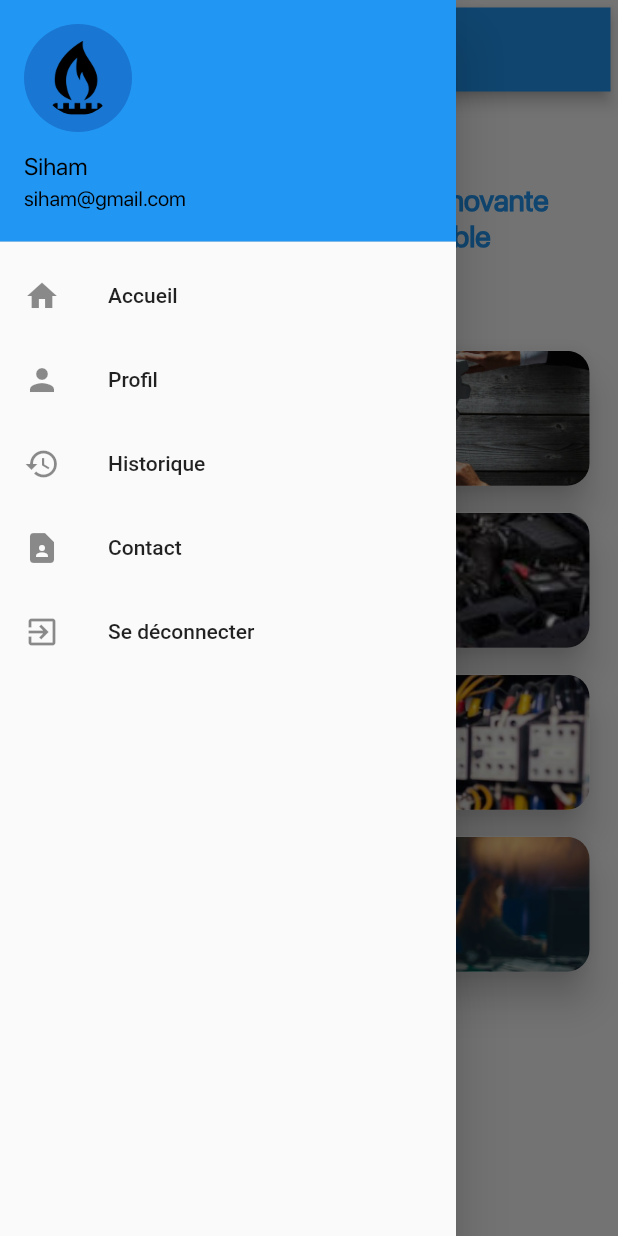
After one commit to AkuDevv/gas-leak-safety, a Flutter app: the HomePage screen opened directly, with the side drawer open, on a phone screen of 412 x 824 dp. The commit adds this screen. Run offline on Flutter 3.47's test engine with Material 2 defaults, Android fonts, the phone set to English and light mode, and no system bars; drawn by our look-alikes of auto_size_text; our stand-ins replace cloud_firestore, email_validator, firebase_auth, firebase_core, flutter_signin_button, google_sign_in and 1 more; accounts and stored records are empty.

Commit message:
added homepage

```diff
--- /dev/null
+++ b/lib/navBar.dart
@@ -0,0 +1,79 @@
+// ignore_for_file: prefer_const_constructors
+
+import 'package:firebase_auth/firebase_auth.dart';
+import 'package:firebase_core/firebase_core.dart';
+import 'package:flutter/material.dart';
+import 'package:gas_leak_safety/screens/login_email_password.dart';
+
+class NavBar extends StatefulWidget {
+  const NavBar({Key? key}) : super(key: key);
+
+  @override
+  State<NavBar> createState() => _NavBarState();
+}
+
+class _NavBarState extends State<NavBar> {
+  @override
+  Widget build(BuildContext context) {
+    return Drawer(
+      child: ListView(
+        padding: EdgeInsets.zero,
+        children: <Widget>[
+          UserAccountsDrawerHeader(
+            accountName: Text( 'Siham',
+                style: TextStyle(
+                    color: Colors.black, fontSize: 16, fontFamily: 'Sfpro')),
+            accountEmail: Text('siham@gmail.com',
+                style: TextStyle(
+                    color: Colors.black, fontSize: 14, fontFamily: 'Sfpro')),
+            currentAccountPicture: CircleAvatar(
+              child: ClipOval(
+                child: Image(
+                  image: AssetImage('assets/images/image1.png'),
+                  width: 50,
+                  height: 50,
+                  fit: BoxFit.cover,
+                ),
+              ),
+            ),
+            decoration: BoxDecoration(
+              color: Colors.blue,
+              //image: DecorationImage(image: AssetImage('assets/images/conseils.jpg'))
+            ),
+          ),
+          ListTile(
+            leading: Icon(Icons.home),
+            title: Text('Accueil'),
+            onTap: () {},
+          ),
+          ListTile(
+            leading: Icon(Icons.person),
+            title: Text('Profil'),
+            onTap: () {},
+          ),
+          ListTile(
+            leading: Icon(Icons.history),
+            title: Text('Historique'),
+            onTap: () {},
+          ),
+          ListTile(
+            leading: Icon(Icons.contact_page),
+            title: Text('Contact'),
+            onTap: () {},
+          ),
+          ListTile(
+            leading: Icon(Icons.exit_to_app),
+            title: Text('Se déconnecter'),
+            onTap: () async {
+              await FirebaseAuth.instance.signOut();
+              Navigator.pushAndRemoveUntil(
+                  context,
+                  MaterialPageRoute(builder: (context) => const LoginScreen()),
+                  (route) => false);
+            },
+          ),
+        ],
+      ),
+    );
+  }
+}
--- a/lib/screens/verify_email.dart
+++ b/lib/screens/verify_email.dart
@@ -2,7 +2,7 @@ import 'dart:async';
 
 import 'package:firebase_auth/firebase_auth.dart';
 import 'package:flutter/material.dart';
-import 'package:gas_leak_safety/screens/home.dart';
+import 'package:gas_leak_safety/ui/HomePage.dart';
 
 class VerifyEmailScreen extends StatefulWidget {
   const VerifyEmailScreen({Key? key}) : super(key: key);
@@ -55,7 +55,7 @@ class _VerifyEmailScreenState extends State<VerifyEmailScreen> {
     if(user!.emailVerified) {
       timer!.cancel();
       // ignore: use_build_context_synchronously
-      Navigator.pushReplacement(context, MaterialPageRoute(builder: (context) => const Home()));
+      Navigator.pushReplacement(context, MaterialPageRoute(builder: (context) => const HomePage()));
     }
   }
 }
--- /dev/null
+++ b/lib/ui/HomePage.dart
@@ -0,0 +1,79 @@
+// ignore_for_file: prefer_const_constructors
+
+import 'package:flutter/material.dart';
+import 'package:gas_leak_safety/navBar.dart';
+import 'package:gas_leak_safety/ui/ObjectBox.dart';
+
+class HomePage extends StatefulWidget {
+  const HomePage({Key? key}) : super(key: key);
+
+  @override
+  State<HomePage> createState() => _HomePageState();
+}
+
+class _HomePageState extends State<HomePage> {
+
+  @override
+  Widget build(BuildContext context) {
+    return Scaffold(
+      drawer: NavBar(),
+      body: Container(
+        height: MediaQuery.of(context).size.height,
+        child: Padding(
+          padding:  EdgeInsets.all(5),
+          child: ListView(
+            children: [
+              AppBar(
+
+                title: Text("Accueil",style: TextStyle(fontFamily: 'Sfpro',fontSize: 20,
+                fontWeight: FontWeight.bold),)
+              ),
+
+               Padding(
+                 padding: const EdgeInsets.all(2.0),
+                 child: Container(
+                  width: MediaQuery.of(context).size.width,
+                  height: MediaQuery.of(context).size.height*0.20,
+                  child: Row(
+                        mainAxisAlignment: MainAxisAlignment.center,
+                        children: <Widget>[
+                        Image(image: AssetImage('assets/images/logo.png'),width: 180,height: 160,),
+                        Text('Solution inovante \net affordable ',style: TextStyle(fontSize: 20,fontFamily: 'Sfpro',
+                        fontWeight: FontWeight.bold,color: Theme.of(context).primaryColor),
+                        ),
+
+                        ],
+                 ),),
+               ),
+
+              Container(
+                height: MediaQuery.of(context).size.height*0.6,
+                child: ListView(
+                  scrollDirection: Axis.vertical,
+                  children: [
+                    ObjectBox(
+                      title: 'Maintenance',
+                      assetPath: 'assets/images/maintenance.png',
+                    ),
+                    ObjectBox(
+                      title: 'Consultation',
+                      assetPath: 'assets/images/consultation.jpg',
+                    ),
+                    ObjectBox(
+                      title: 'Découvrez nos services',
+                      assetPath: 'assets/images/services.jpg',
+                    ),
+                    ObjectBox(
+                      title: "Conseils d'utilisation",
+                      assetPath: 'assets/images/conseils.jpg',
+                    ),
+                  ],
+                ),
+              ),
+            ],
+          ),
+        ),
+      ),
+    );
+  }
+}
--- /dev/null
+++ b/lib/ui/ObjectBox.dart
@@ -0,0 +1,107 @@
+import 'package:auto_size_text/auto_size_text.dart';
+import 'package:flutter/material.dart';
+
+class ObjectBox extends StatelessWidget {
+
+  final String assetPath;
+  final String title;
+
+  const ObjectBox({Key? key, required  this.assetPath,required  this.title}) : super(key: key);
+
+  @override
+  Widget build(BuildContext context) {
+        return Padding(
+          padding: const EdgeInsets.only(left: 20,right: 10,bottom: 10),
+            child: Card(
+
+              elevation: 10,
+              //color: Colors.lightBlueAccent,
+              shape: RoundedRectangleBorder(borderRadius: BorderRadius.circular(15)),
+
+              child: InkWell(
+              onTap: () {
+
+              },
+              child: Container(
+                decoration: BoxDecoration(borderRadius: BorderRadius.circular(15)),
+               // width: 260,
+                height: 90,
+                child: Column(
+                  crossAxisAlignment: CrossAxisAlignment.start,
+                  children: <Widget>[
+                      Container(
+                       height: 90,
+                        width: double.infinity,
+                        decoration: BoxDecoration(
+                          image: DecorationImage(fit: BoxFit.cover,image: AssetImage(assetPath), ),
+                         borderRadius: BorderRadius.circular(15),
+                        ),
+
+                        child:  Align(
+                          alignment: Alignment.bottomLeft,
+                          child: Padding(
+                          padding: const EdgeInsets.only(left:20.0,bottom: 15),
+                          child: AutoSizeText(title,maxLines: 1,minFontSize: 16,overflow: TextOverflow.ellipsis,
+                          style:  TextStyle(color: Colors.white,fontSize: 19,fontFamily: 'Sfpro',fontWeight: FontWeight.bold),),
+                                              ),
+                        ),
+                        ),
+
+
+                  ],
+                ),
+              ),
+            ),
+          )
+         ) ;
+  }
+}
+/*
+
+
+
+
+import 'package:auto_size_text/auto_size_text.dart';
+import 'package:flutter/material.dart';
+
+class ObjectBox extends StatelessWidget {
+
+  final String assetPath;
+  final String title;
+
+  ObjectBox({Key? key, required  this.assetPath,required  this.title}) : super(key: key);
+
+  @override
+  Widget build(BuildContext context) {
+        return Padding(
+          padding: const EdgeInsets.only(left: 20,right: 10,bottom: 20),
+          child: Card(
+            elevation: 10,
+            color: Colors.redAccent.withOpacity(0),
+            shape: RoundedRectangleBorder(borderRadius: BorderRadius.circular(15)),
+            child: Container(
+              decoration: BoxDecoration(borderRadius: BorderRadius.circular(15)),
+              width: 220,
+              // height: 280,
+              child: Column(
+                crossAxisAlignment: CrossAxisAlignment.start,
+                children: <Widget>[
+                    Padding(
+                      padding: const EdgeInsets.symmetric(vertical: 15,horizontal: 20),
+                      child: Container(
+                        height: 120,
+                        decoration: BoxDecoration(
+                          image: DecorationImage(fit: BoxFit.contain,image: AssetImage(assetPath)),
+                        ),),),
+                    Padding(
+                      padding: const EdgeInsets.only(left:11.0,bottom: 10),
+                      child: AutoSizeText(title,maxLines: 1,minFontSize: 16,overflow: TextOverflow.ellipsis,style: TextStyle(color: Colors.white,fontSize: 16,fontFamily: 'Montserrat',fontWeight: FontWeight.bold),),
+                    ),
+
+                ],
+              ),
+            ),
+          )
+        );
+  }
+}*/
--- a/pubspec.yaml
+++ b/pubspec.yaml
@@ -47,7 +47,7 @@ dependencies:
 dev_dependencies:
   flutter_test:
     sdk: flutter
-
+  auto_size_text: ^3.0.0
   # The "flutter_lints" package below contains a set of recommended lints to
   # encourage good coding practices. The lint set provided by the package is
   # activated in the `analysis_options.yaml` file located at the root of your
```
Also changed, not shown: assets/images/conseils.jpg (added), assets/images/consultation.jpg (added), assets/images/ddd.jpg (added), assets/images/image1.png (added), assets/images/logo.png (added), assets/images/maintenance.png (added), assets/images/services.jpg (added), pubspec.lock.
